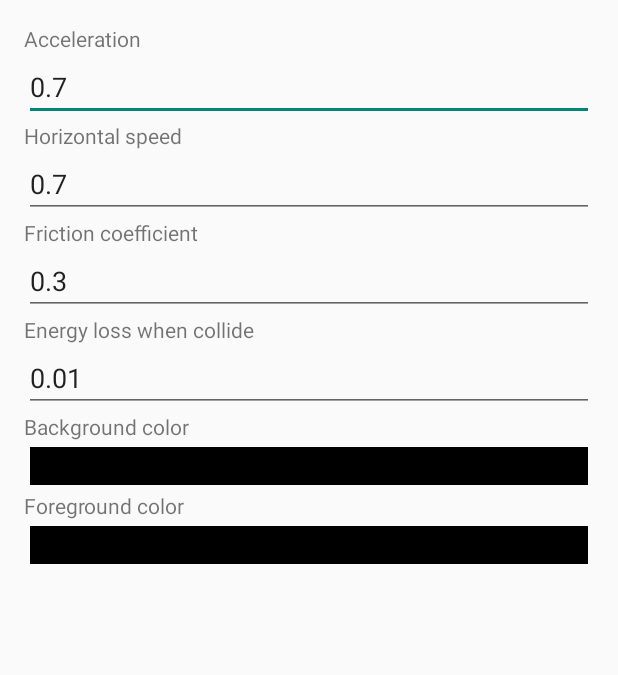
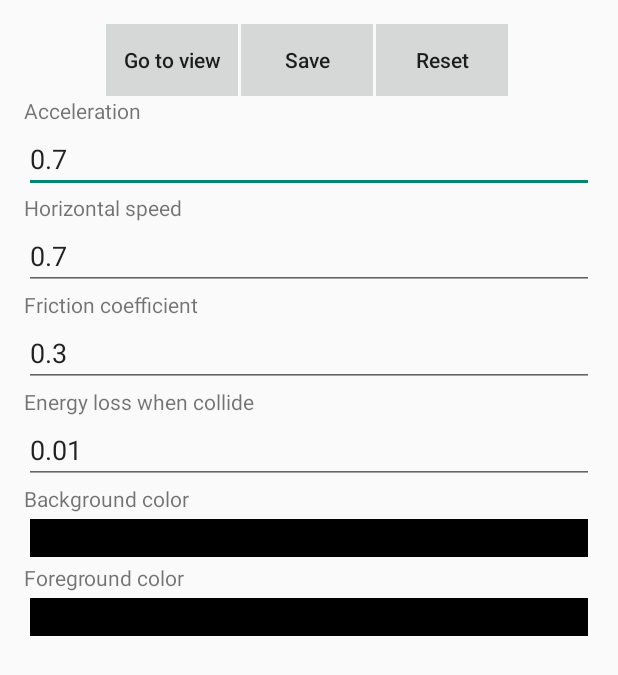
Before and after one commit to dvarubla/mobile_course_work, an Android app: the JumpObjSettingsActivity screen opened directly, with no data from a screen before it, on a phone screen of 412 x 824 dp. Shown: the top 675 px of the screen. Run offline under Robolectric (Android 15) with nearby library versions, the phone set to English and light mode, and no system bars.

Commit message:
Добавлены кнопки в настройки

```diff
--- a/app/src/main/java/study/courseproject/task4/JumpObjSettingsActivity.java
+++ b/app/src/main/java/study/courseproject/task4/JumpObjSettingsActivity.java
@@ -1,11 +1,15 @@
 package study.courseproject.task4;
 
+import android.content.Intent;
 import android.support.v7.app.AppCompatActivity;
 import android.os.Bundle;
 import android.text.Editable;
 import android.text.TextWatcher;
+import android.view.View;
+import android.widget.Button;
 import android.widget.EditText;
 import study.courseproject.ItemSingleton;
+import study.courseproject.ListTasksActivity;
 import study.courseproject.R;
 import study.courseproject.task3.Config;
 import study.courseproject.task3.IConfig;
@@ -39,6 +43,14 @@ public class JumpObjSettingsActivity extends AppCompatActivity implements IJumpO
 
         createParts();
         processDoubleFields();
+
+        findViewById(R.id.gotoView).setOnClickListener(new View.OnClickListener() {
+            @Override
+            public void onClick(View v) {
+                Intent intent = new Intent(JumpObjSettingsActivity.this, ConfJumpObjsActivity.class);
+                startActivity(intent);
+            }
+        });
     }
 
     private void processDoubleFields(){
--- a/app/src/main/res/layout/activity_jump_obj_settings.xml
+++ b/app/src/main/res/layout/activity_jump_obj_settings.xml
@@ -1,10 +1,33 @@
 <?xml version="1.0" encoding="utf-8"?>
+<LinearLayout
+    android:orientation="vertical"
+    android:layout_width="match_parent"
+    xmlns:android="http://schemas.android.com/apk/res/android"
+    android:layout_height="match_parent"
+    android:paddingBottom="@dimen/activity_vertical_margin"
+    android:paddingLeft="@dimen/activity_horizontal_margin"
+    android:paddingRight="@dimen/activity_horizontal_margin"
+    android:paddingTop="@dimen/activity_vertical_margin">
+<LinearLayout
+        android:orientation="horizontal"
+        android:gravity="center"
+        android:layout_height="wrap_content"
+        android:layout_width="match_parent">
+    <Button
+            android:text="@string/settings_view"
+            android:id="@+id/gotoView"
+            style="@style/AppTheme.settings_button"
+    />
+    <Button
+            android:text="@string/settings_save"
+            style="@style/AppTheme.settings_button"
+    />
+    <Button
+            android:text="@string/settings_reset"
+            style="@style/AppTheme.settings_button"
+    />
+</LinearLayout>
 <ScrollView
-        xmlns:android="http://schemas.android.com/apk/res/android"
-        android:paddingBottom="@dimen/activity_vertical_margin"
-        android:paddingLeft="@dimen/activity_horizontal_margin"
-        android:paddingRight="@dimen/activity_horizontal_margin"
-        android:paddingTop="@dimen/activity_vertical_margin"
         android:layout_width="match_parent"
         android:layout_height="match_parent">
 <LinearLayout
@@ -74,3 +97,4 @@
 
 </LinearLayout>
 </ScrollView>
+    </LinearLayout>
--- a/app/src/main/res/values/strings.xml
+++ b/app/src/main/res/values/strings.xml
@@ -26,4 +26,7 @@
     <string name="settings_empty">Value can\'t be empty</string>
     <string name="settings_background_color">Background color</string>
     <string name="settings_foreground_color">Foreground color</string>
+    <string name="settings_view">Go to view</string>
+    <string name="settings_save">Save</string>
+    <string name="settings_reset">Reset</string>
 </resources>
--- a/app/src/main/res/values/styles.xml
+++ b/app/src/main/res/values/styles.xml
@@ -10,6 +10,13 @@
     <style name="AppTheme.AppBarOverlay" parent="ThemeOverlay.AppCompat.Dark.ActionBar" />
 
     <style name="AppTheme.PopupOverlay" parent="ThemeOverlay.AppCompat.Light" />
+
+    <style name="AppTheme.settings_button" parent="@style/AppTheme.borderless_btn">
+        <item name="android:textAllCaps">false</item>
+        <item name="android:layout_width">wrap_content</item>
+        <item name="android:layout_height">wrap_content</item>
+        <item name="android:layout_marginRight">2dp</item>
+    </style>
 
     <style name="AppTheme.menu_button" parent="@style/Widget.AppCompat.Button">
         <item name="android:layout_width">0dp</item>
```
